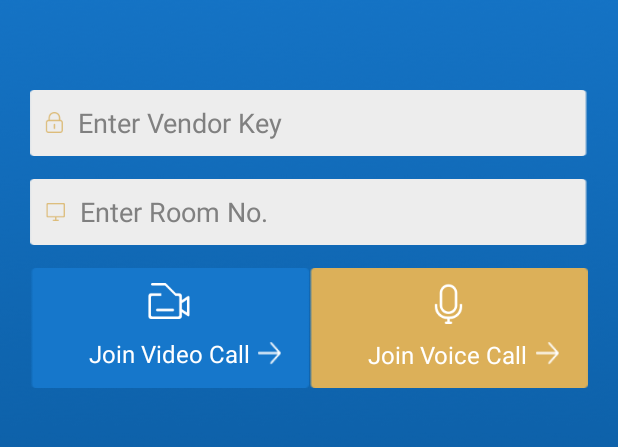
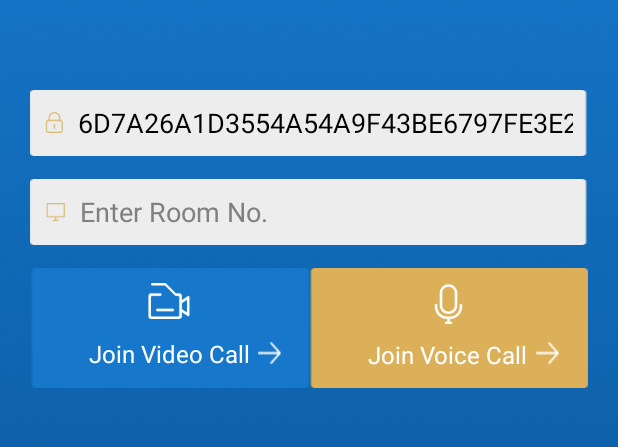
Before and after one commit to sbd021/AgoraDemo, an Android app: the screen it shows after launch (LoginActivity), on a phone screen of 412 x 824 dp, the part 113-560 px from its top. Run offline under Robolectric (Android 15) with nearby library versions, the phone set to English and light mode, and no system bars; 2 statements that could not run were skipped.

Commit message:
add default value for vendor key

```diff
--- a/agora-demo-android/app/src/main/java/io/agora/demo/agora/ChannelActivity.java
+++ b/agora-demo-android/app/src/main/java/io/agora/demo/agora/ChannelActivity.java
@@ -350,7 +350,7 @@ public class ChannelActivity extends BaseEngineEventHandlerActivity {
                 rtcEngine.enableVideo();
                 rtcEngine.muteLocalVideoStream(false);
                 rtcEngine.muteLocalAudioStream(false);
-                rtcEngine.muteRemoteVideoStreams(false);
+                rtcEngine.muteAllRemoteVideoStreams(false);
 
                 // join video call
                 if (mRemoteUserContainer.getChildCount() == 0) {
@@ -389,7 +389,7 @@ public class ChannelActivity extends BaseEngineEventHandlerActivity {
                 // disable video call when necessary
                 rtcEngine.disableVideo();
                 rtcEngine.muteLocalVideoStream(true);
-                rtcEngine.muteRemoteVideoStreams(true);
+                rtcEngine.muteAllRemoteVideoStreams(true);
 
                 // join voice call
                 if (mRemoteUserContainer.getChildCount() == 0) {
--- a/agora-demo-android/app/src/main/java/io/agora/demo/agora/LoginActivity.java
+++ b/agora-demo-android/app/src/main/java/io/agora/demo/agora/LoginActivity.java
@@ -39,7 +39,7 @@ public class LoginActivity extends BaseActivity {
         this.mChannelID = (EditText) findViewById(R.id.input_room_number);
 
 
-        this.mVendorKey.setText(getSharedPreferences(getClass().getName(),Context.MODE_PRIVATE).getString(ChannelActivity.EXTRA_VENDOR_KEY, ""));
+        this.mVendorKey.setText(getSharedPreferences(getClass().getName(),Context.MODE_PRIVATE).getString(ChannelActivity.EXTRA_VENDOR_KEY, "6D7A26A1D3554A54A9F43BE6797FE3E2"));
         this.mChannelID.setText(getSharedPreferences(getClass().getName(),Context.MODE_PRIVATE).getString(ChannelActivity.EXTRA_CHANNEL_ID, ""));
 
     }
```
